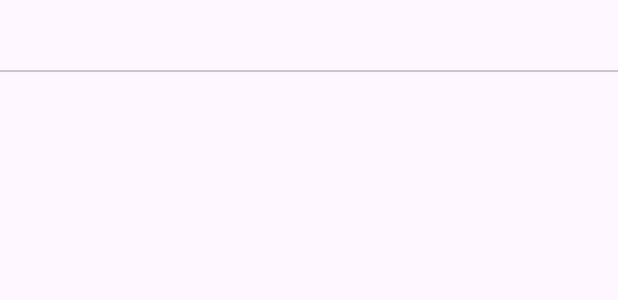
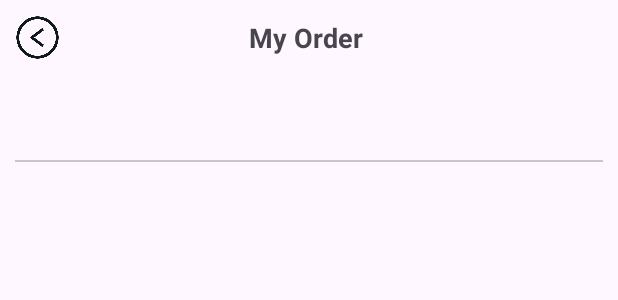
Before and after one commit to dieptvph40380/GenzFashion_, an Android app: the layout activity_my_order.xml on its own in the app's theme, with its tools: preview values and no code run, on a phone screen of 412 x 824 dp. Shown: the top 300 px of the screen. Run offline under Robolectric (Android 15) with nearby library versions, the light colour scheme and no system bars.

Commit message:
update Myorder

```diff
--- a/app/src/main/java/com/example/genz_fashion/adapter/ViewPagerOderAdapter.java
+++ b/app/src/main/java/com/example/genz_fashion/adapter/ViewPagerOderAdapter.java
@@ -7,6 +7,7 @@ import androidx.fragment.app.FragmentActivity;
 import androidx.viewpager2.adapter.FragmentStateAdapter;
 
 import com.example.genz_fashion.fragmentUser.ActiveFragment;
+import com.example.genz_fashion.fragmentUser.CancelledFragment;
 import com.example.genz_fashion.fragmentUser.CheckOutFragment;
 import com.example.genz_fashion.fragmentUser.CompletedFragment;
 
@@ -24,7 +25,7 @@ public class ViewPagerOderAdapter extends FragmentStateAdapter {
             case 1:
                 return new CompletedFragment();
             case 2:
-                return new CheckOutFragment();
+                return new CancelledFragment();
             default:
                 return new ActiveFragment();
         }
--- a/app/src/main/java/com/example/genz_fashion/fragmentUser/CancelledFragment.java
+++ b/app/src/main/java/com/example/genz_fashion/fragmentUser/CancelledFragment.java
@@ -11,7 +11,6 @@ import com.example.genz_fashion.R;
 public class CancelledFragment extends Fragment {
 
     public CancelledFragment() {
-        // Required empty public constructor
     }
 
     @Override
--- a/app/src/main/java/com/example/genz_fashion/fragmentUser/MyOrderActivity.java
+++ b/app/src/main/java/com/example/genz_fashion/fragmentUser/MyOrderActivity.java
@@ -2,15 +2,8 @@ package com.example.genz_fashion.fragmentUser;
 
 import android.os.Bundle;
 
-import androidx.activity.EdgeToEdge;
 import androidx.annotation.NonNull;
 import androidx.appcompat.app.AppCompatActivity;
-import androidx.core.graphics.Insets;
-import androidx.core.view.ViewCompat;
-import androidx.core.view.WindowInsetsCompat;
-import androidx.fragment.app.Fragment;
-import androidx.fragment.app.FragmentActivity;
-import androidx.viewpager2.adapter.FragmentStateAdapter;
 import androidx.viewpager2.widget.ViewPager2;
 
 import com.example.genz_fashion.R;
@@ -26,7 +19,7 @@ public class MyOrderActivity extends AppCompatActivity {
     @Override
     protected void onCreate(Bundle savedInstanceState) {
         super.onCreate(savedInstanceState);
-        setContentView(R.layout.activity_main);
+        setContentView(R.layout.activity_my_order);
 
         tabLayout = findViewById(R.id.tabLayout);
         viewPager = findViewById(R.id.viewPager);
@@ -37,13 +30,13 @@ public class MyOrderActivity extends AppCompatActivity {
         new TabLayoutMediator(tabLayout, viewPager, (tab, position) -> {
             switch (position) {
                 case 0:
-                    tab.setText("Tab 1");
+                    tab.setText("Active");
                     break;
                 case 1:
-                    tab.setText("Tab 2");
+                    tab.setText("Completed");
                     break;
                 case 2:
-                    tab.setText("Tab 3");
+                    tab.setText("Cancelled");
                     break;
             }
         }).attach();
--- a/app/src/main/res/layout/activity_my_order.xml
+++ b/app/src/main/res/layout/activity_my_order.xml
@@ -1,17 +1,48 @@
-<androidx.coordinatorlayout.widget.CoordinatorLayout xmlns:android="http://schemas.android.com/apk/res/android"
+<LinearLayout xmlns:android="http://schemas.android.com/apk/res/android"
     android:layout_width="match_parent"
-    android:layout_height="match_parent">
+    android:layout_height="match_parent"
+    android:orientation="vertical"
+    xmlns:tools="http://schemas.android.com/tools"
+    android:padding="10dp"
+    tools:context=".fragmentUser.MyOrderActivity">
+
+    <LinearLayout
+        android:layout_width="match_parent"
+        android:layout_height="wrap_content"
+        android:orientation="horizontal"
+        android:gravity="center_vertical"
+        android:layout_marginBottom="20dp"
+        >
+
+        <ImageView
+            android:id="@+id/btnBack"
+            android:layout_width="30dp"
+            android:layout_height="30dp"
+            android:contentDescription="Back"
+            android:src="@drawable/back"
+            android:layout_marginEnd="16dp" />
+
+        <TextView
+            android:id="@+id/tvCheckoutTitle"
+            android:layout_width="wrap_content"
+            android:layout_height="wrap_content"
+            android:text="My Order"
+            android:textSize="18sp"
+            android:textStyle="bold"
+            android:layout_marginLeft="110dp"
+            android:layout_gravity="center" />
+    </LinearLayout>
 
     <com.google.android.material.tabs.TabLayout
         android:id="@+id/tabLayout"
         android:layout_width="match_parent"
-        android:layout_height="wrap_content"
-        android:layout_gravity="top" />
+        android:layout_height="wrap_content"/>
+
 
     <androidx.viewpager2.widget.ViewPager2
         android:id="@+id/viewPager"
         android:layout_width="match_parent"
-        android:layout_height="match_parent"
-        android:layout_gravity="bottom" />
+        android:layout_height="0dp"
+        android:layout_weight="1"/>
 
-</androidx.coordinatorlayout.widget.CoordinatorLayout>
+</LinearLayout>
--- a/app/src/main/res/layout/fragment_check_out.xml
+++ b/app/src/main/res/layout/fragment_check_out.xml
@@ -95,9 +95,6 @@
                 android:padding="10dp"
                 />
 
-
-
-
         </LinearLayout>
 
         <View
@@ -111,7 +108,6 @@
             android:layout_width="match_parent"
             android:layout_height="wrap_content"
             android:layout_marginTop="16dp"
-
             android:layout_marginBottom="16dp" />
 
         <View
```
